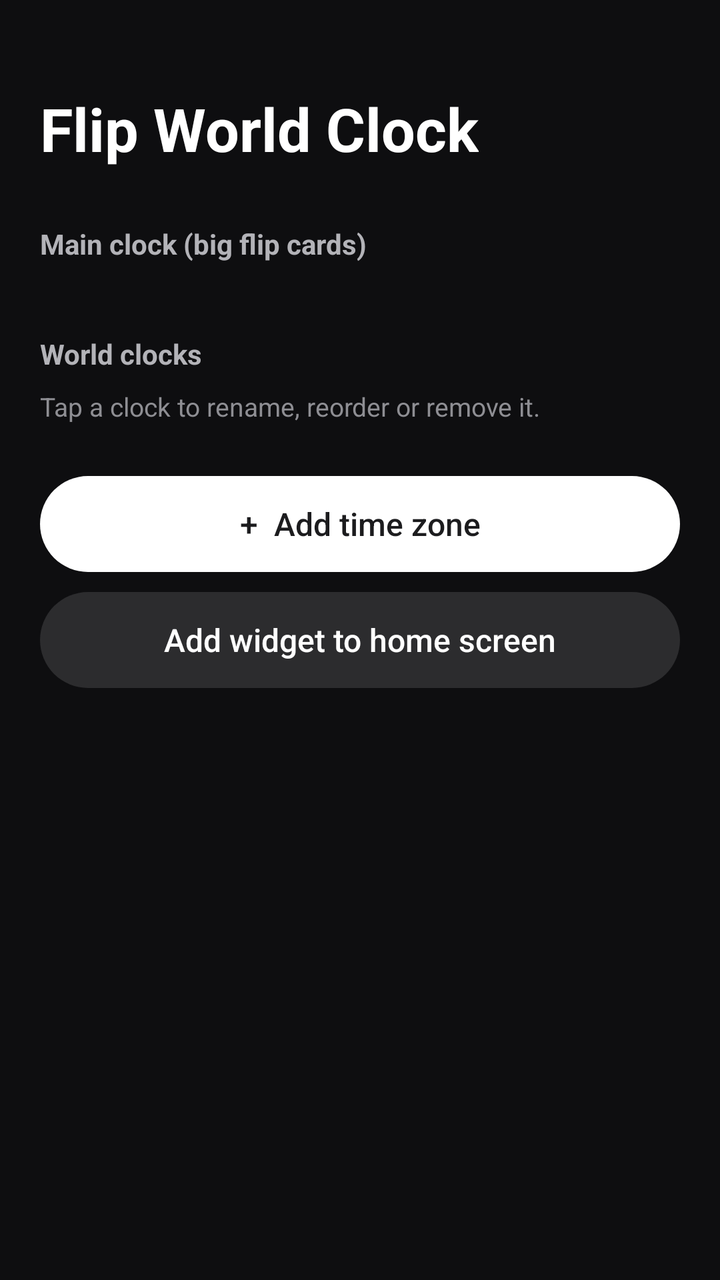
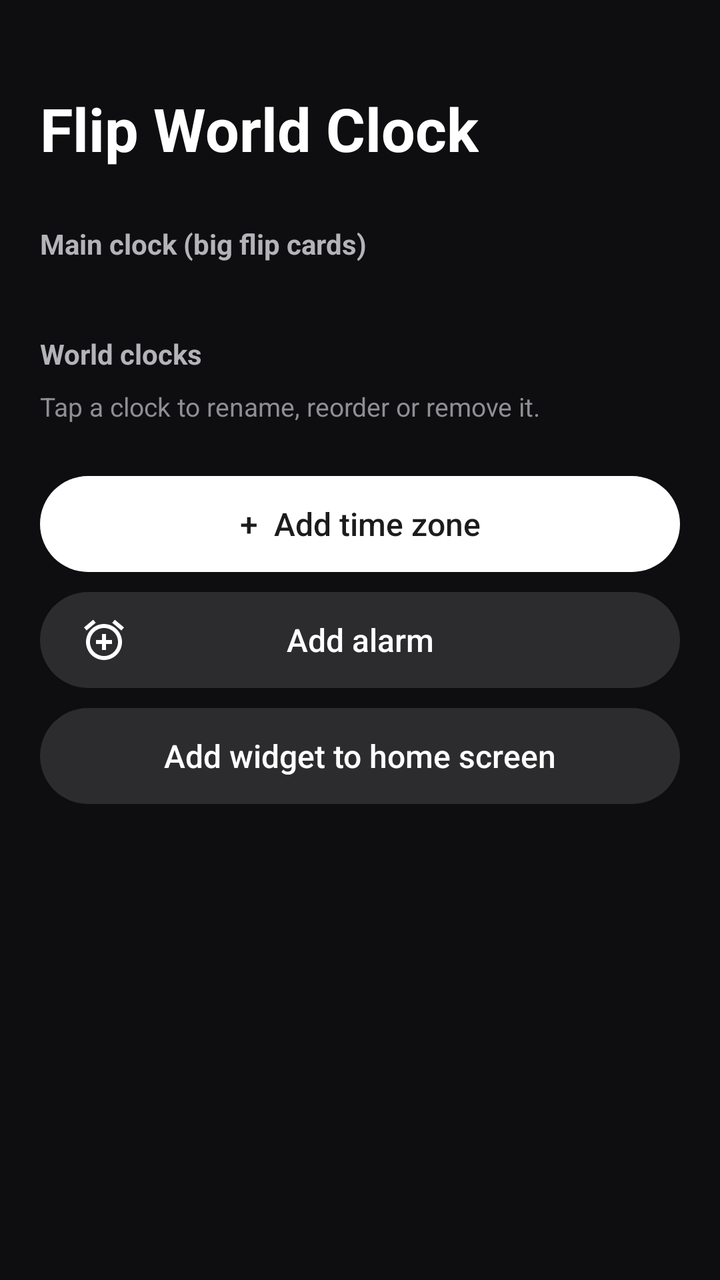

Screens rendered from an Android XML layout before and after an edit, with the pre-edit source and the edit as a unified diff.
<!-- AndroidManifest.xml: application theme android:Theme.Material.NoActionBar -->
<!-- res/layout/activity_settings.xml -->
<?xml version="1.0" encoding="utf-8"?>
<ScrollView xmlns:android="http://schemas.android.com/apk/res/android"
    android:layout_width="match_parent"
    android:layout_height="match_parent"
    android:background="#0E0E10"
    android:fitsSystemWindows="true">

    <LinearLayout
        android:layout_width="match_parent"
        android:layout_height="wrap_content"
        android:orientation="vertical"
        android:padding="20dp">

        <TextView
            android:layout_width="wrap_content"
            android:layout_height="wrap_content"
            android:layout_marginTop="24dp"
            android:text="@string/app_name"
            android:textColor="#FFFFFF"
            android:textSize="30sp"
            android:textStyle="bold" />

        <TextView style="@style/SectionHeader"
            android:text="Main clock (big flip cards)" />

        <FrameLayout
            android:id="@+id/main_item"
            android:layout_width="match_parent"
            android:layout_height="wrap_content" />

        <TextView style="@style/SectionHeader"
            android:text="World clocks" />

        <TextView
            android:layout_width="wrap_content"
            android:layout_height="wrap_content"
            android:layout_marginBottom="10dp"
            android:text="Tap a clock to rename, reorder or remove it."
            android:textColor="#8E8E93"
            android:textSize="13sp" />

        <LinearLayout
            android:id="@+id/rows_list"
            android:layout_width="match_parent"
            android:layout_height="wrap_content"
            android:orientation="vertical" />

        <TextView
            android:id="@+id/empty_rows"
            android:layout_width="wrap_content"
            android:layout_height="wrap_content"
            android:text="No world clocks yet."
            android:textColor="#8E8E93"
            android:textSize="15sp"
            android:visibility="gone" />

        <Button style="@style/ActionButton"
            android:id="@+id/add_zone"
            android:layout_marginTop="16dp"
            android:background="@drawable/button_primary"
            android:text="+  Add time zone"
            android:textColor="#1C1C1E" />

        <Button style="@style/ActionButton"
            android:id="@+id/pin_widget"
            android:layout_marginTop="10dp"
            android:background="@drawable/button_secondary"
            android:text="Add widget to home screen"
            android:textColor="#FFFFFF" />
    </LinearLayout>
</ScrollView>
<!-- resources referenced by this layout -->
<resources>
  <!-- drawable button_primary (drawable) -->
  <?xml version="1.0" encoding="utf-8"?>
  <ripple xmlns:android="http://schemas.android.com/apk/res/android" android:color="#33000000">
      <item>
          <shape android:shape="rectangle">
              <solid android:color="#FFFFFF" />
              <corners android:radius="24dp" />
          </shape>
      </item>
  </ripple>
  <!-- drawable button_secondary (drawable) -->
  <?xml version="1.0" encoding="utf-8"?>
  <ripple xmlns:android="http://schemas.android.com/apk/res/android" android:color="#33FFFFFF">
      <item>
          <shape android:shape="rectangle">
              <solid android:color="#2C2C2E" />
              <corners android:radius="24dp" />
          </shape>
      </item>
  </ripple>
  <string name="app_name">Flip World Clock</string>
  <style name="ActionButton">
          <item name="android:layout_width">match_parent</item>
          <item name="android:layout_height">48dp</item>
          <item name="android:stateListAnimator">@null</item>
          <item name="android:textAllCaps">false</item>
          <item name="android:textSize">16sp</item>
      </style>
  <style name="SectionHeader">
          <item name="android:layout_width">wrap_content</item>
          <item name="android:layout_height">wrap_content</item>
          <item name="android:layout_marginTop">28dp</item>
          <item name="android:layout_marginBottom">8dp</item>
          <item name="android:textColor">#B3B3B8</item>
          <item name="android:textSize">14sp</item>
          <item name="android:textStyle">bold</item>
      </style>
</resources>

<!-- the commit's change to res/layout/activity_settings.xml (unified diff, before → after) -->
@@ -62,6 +62,16 @@
             android:textColor="#1C1C1E" />
 
         <Button style="@style/ActionButton"
+            android:id="@+id/add_alarm"
+            android:layout_marginTop="10dp"
+            android:background="@drawable/button_secondary"
+            android:drawableStart="@drawable/ic_alarm"
+            android:paddingStart="20dp"
+            android:paddingEnd="44dp"
+            android:text="Add alarm"
+            android:textColor="#FFFFFF" />
+
+        <Button style="@style/ActionButton"
             android:id="@+id/pin_widget"
             android:layout_marginTop="10dp"
             android:background="@drawable/button_secondary"
<!-- resource entries referenced after the edit -->
@@ -20,6 +20,17 @@
           </shape>
       </item>
   </ripple>
+  <!-- drawable ic_alarm (drawable) -->
+  <?xml version="1.0" encoding="utf-8"?>
+  <vector xmlns:android="http://schemas.android.com/apk/res/android"
+      android:width="24dp"
+      android:height="24dp"
+      android:viewportWidth="24"
+      android:viewportHeight="24">
+      <path
+          android:fillColor="#FFFFFF"
+          android:pathData="M7.88,3.39L6.6,1.86 2,5.71l1.29,1.53 4.59,-3.85zM22,5.72l-4.6,-3.86 -1.29,1.53 4.6,3.86L22,5.72zM12,4c-4.97,0 -9,4.03 -9,9s4.02,9 9,9c4.97,0 9,-4.03 9,-9s-4.03,-9 -9,-9zM12,20c-3.87,0 -7,-3.13 -7,-7s3.13,-7 7,-7 7,3.13 7,7 -3.13,7 -7,7zM13,9h-2v3H8v2h3v3h2v-3h3v-2h-3V9z" />
+  </vector>
   <string name="app_name">Flip World Clock</string>
   <style name="ActionButton">
           <item name="android:layout_width">match_parent</item>
